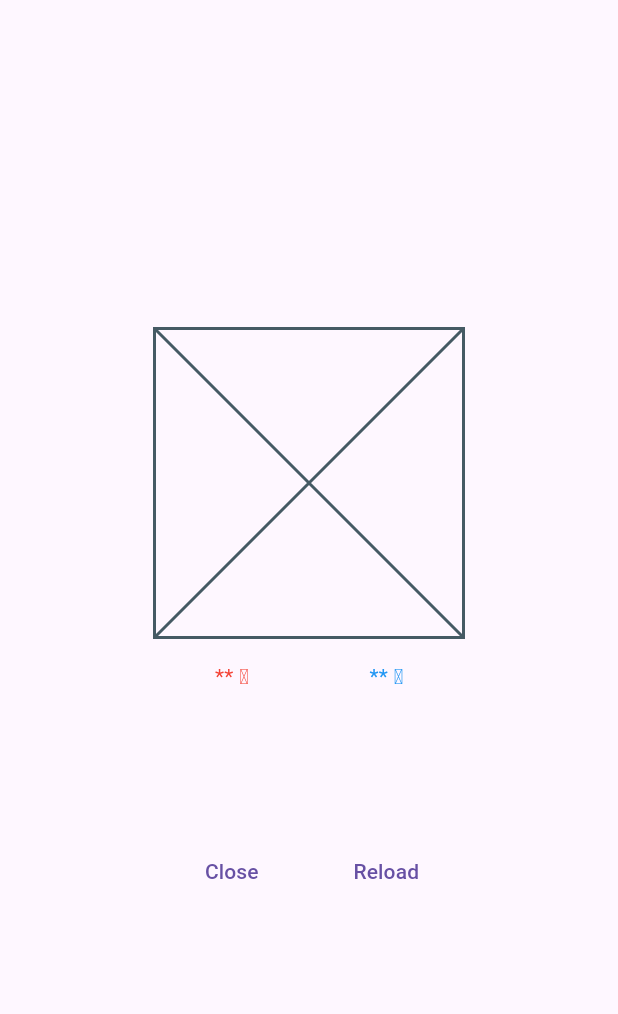
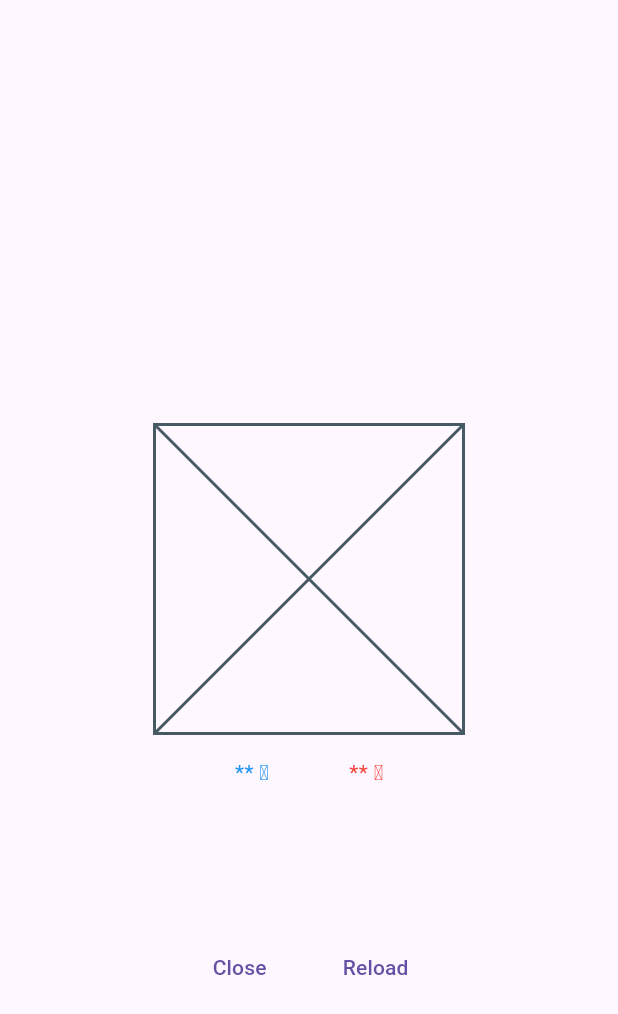
Before and after one commit to smsmsy/my_yumemi_flutter_training, a Flutter app: the screen it shows after launch, on a phone screen of 412 x 824 dp. Shown: the top 1014 px of the screen. Run offline on Flutter 3.47's test engine with Material 3 defaults, Android fonts, the phone set to English and light mode, and no system bars.

Commit message:
style: Placeholder Widget and Text Widget group containing "** ℃" are now laid out in the center of the screen.
Other modifications
- Adjusted the size according to the ratio of the screen using FractionallySizedBox
- Adjusted Placeholder rectangle using AspectRatio
- Get size from the top of the screen

```diff
--- a/lib/main.dart
+++ b/lib/main.dart
@@ -1,71 +1,100 @@
 import 'package:flutter/material.dart';
 
 void main() {
-  runApp(const MainApp());
+  runApp(MainApp());
 }
 
-class MainApp extends StatelessWidget {
+class MainApp extends StatefulWidget {
   const MainApp({super.key});
 
   @override
+  _MainAppState createState() => _MainAppState();
+}
+
+class _MainAppState extends State<MainApp> {
+  final GlobalKey _textKey = GlobalKey();
+  double _textHeight = 0;
+
+  @override
+  void initState() {
+    super.initState();
+    WidgetsBinding.instance.addPostFrameCallback((_) {
+      final renderBox =
+          _textKey.currentContext!.findRenderObject()! as RenderBox;
+      setState(() {
+        _textHeight = renderBox.size.height;
+      });
+    });
+  }
+
+  @override
   Widget build(BuildContext context) {
-    final size = MediaQuery.of(context).size.width / 2;
+    final screenWidth = MediaQuery.of(context).size.width;
+    final screenHeight = MediaQuery.of(context).size.height;
+    final placeholderHeight = screenWidth / 2;
+    const paddingHeight = 16.0 * 2; // 上下のPaddingの合計
+
+    final topWidgetsHeight = placeholderHeight + _textHeight + paddingHeight;
+    final topOffset = (screenHeight - topWidgetsHeight) / 2;
+
+    final fontSize = Theme.of(context).textTheme.labelLarge?.fontSize;
     return MaterialApp(
       home: Scaffold(
-        body: Center(
-          child: Column(
-            mainAxisAlignment: MainAxisAlignment.center,
+        body: Stack(
           children: [
-              SizedBox(
-                width: size,
-                height: size,
-                child: const Placeholder(
-                  fallbackHeight: 100,
-                  fallbackWidth: 100,
-                ),
-              ),
-              Padding(
-                padding: const EdgeInsets.symmetric(vertical: 16),
-                child: Row(
-                  mainAxisAlignment: MainAxisAlignment.center,
+            Column(
               children: [
-                    SizedBox(
-                      width: size / 2,
-                      child: const Center(
-                        child: Text(
-                          '** ℃',
-                          style: TextStyle(color: Colors.red),
+                SizedBox(height: topOffset),
+                const Center(
+                  child: FractionallySizedBox(
+                    widthFactor: 0.5,
+                    child: AspectRatio(
+                      aspectRatio: 1 / 1,
+                      child: Placeholder(),
                     ),
                   ),
                 ),
-                    SizedBox(
-                      width: size / 2,
-                      child: const Center(
-                        child: Text(
+                FractionallySizedBox(
+                  widthFactor: 0.5,
+                  child: Padding(
+                    padding: const EdgeInsets.symmetric(vertical: 16),
+                    child: Row(
+                      key: _textKey,
+                      mainAxisAlignment: MainAxisAlignment.spaceEvenly,
+                      children: [
+                        Text(
                           '** ℃',
-                          style: TextStyle(color: Colors.blue),
+                          style: TextStyle(
+                            fontSize: fontSize,
+                            color: Colors.blue,
                           ),
+                        ),
+                        Text(
+                          '** ℃',
+                          style: TextStyle(
+                            fontSize: fontSize,
+                            color: Colors.red,
                           ),
                         ),
                       ],
                     ),
                   ),
+                ),
                 const SizedBox(height: 80),
-              Row(
-                mainAxisAlignment: MainAxisAlignment.center,
+                FractionallySizedBox(
+                  widthFactor: 0.5,
+                  child: Row(
+                    mainAxisAlignment: MainAxisAlignment.spaceEvenly,
                     children: [
-                  SizedBox(
-                    width: size / 2,
-                    child: TextButton(
+                      TextButton(
                         onPressed: () {},
                         child: const Text('Close'),
                       ),
-                  ),
-                  SizedBox(
-                    width: size / 2,
-                    child: TextButton(
+                      TextButton(
                         onPressed: () {},
                         child: const Text('Reload'),
+                      ),
+                    ],
                   ),
                 ),
               ],
@@ -73,7 +102,6 @@ class MainApp extends StatelessWidget {
           ],
         ),
       ),
-      ),
     );
   }
 }
```
Lines whose indentation alone changed are shown as unchanged.
